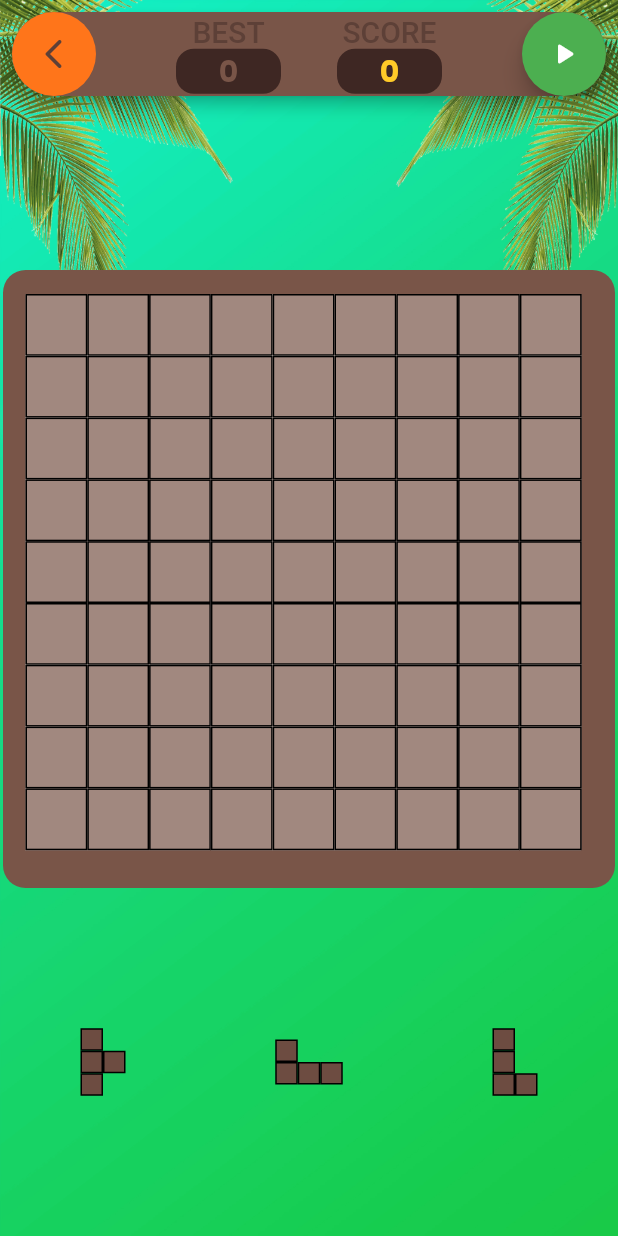
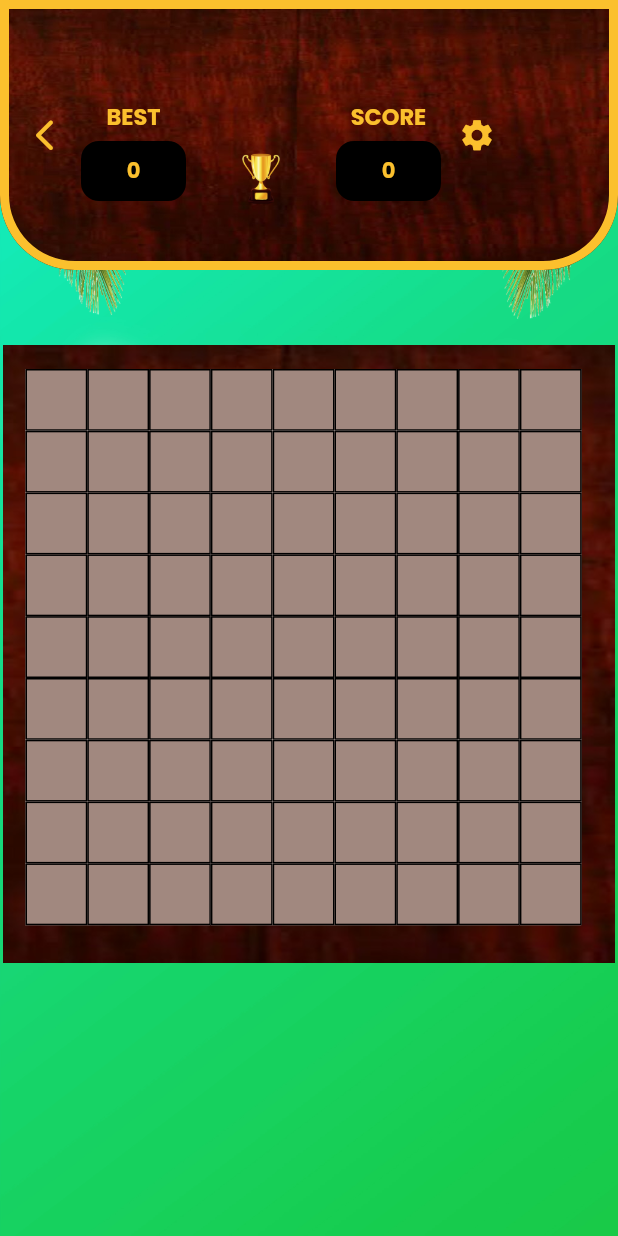
Before and after one commit to Sxmtee/TetrisBlockPlayer, a Flutter app: the TetrisSudokuPage screen opened directly, on a phone screen of 412 x 824 dp. Run offline on Flutter 3.47's test engine with Material 2 defaults, Android fonts, the phone set to English and light mode, and no system bars; drawn by our look-alikes of flutter_speed_dial; our stand-ins replace audioplayers, nice_buttons, shared_preferences; missing offline and left inert: tbib_splash_screen; accounts and stored records are empty; project files that could hold a hidden picture were left out.

Commit message:
statusbar

```diff
--- a/lib/TetrisBlockGame/GameViews/Screens/play_screen.dart
+++ b/lib/TetrisBlockGame/GameViews/Screens/play_screen.dart
@@ -51,7 +51,7 @@ class PlayScreen extends StatelessWidget {
                   child: Image.asset("assets/images/TetrisLogo.png"),
                 ),
                 NiceButtons(
-                    borderColor: const Color(0xFF701ebd),
+                    borderColor: Colors.transparent,
                     startColor: const Color(0xFFff751a),
                     endColor: const Color(0xFFff751a),
                     stretch: false,
--- a/lib/TetrisBlockGame/GameViews/Screens/tetris_main_page.dart
+++ b/lib/TetrisBlockGame/GameViews/Screens/tetris_main_page.dart
@@ -14,21 +14,19 @@ class TetrisSudokuPage extends StatelessWidget {
             image: DecorationImage(
                 fit: BoxFit.fill,
                 image: AssetImage("assets/images/TetrisBG.jpg"))),
-        child: SafeArea(
         child: Center(
           child: Column(
             children: const [
               StatusBar(),
               SizedBox(
-                  height: 108,
+                height: 50,
               ),
               BlockGrid(),
-                SizedBox(
-                  height: 56,
-                ),
-                NextItemList(),
+              // SizedBox(
+              //   height: 56,
+              // ),
+              // NextItemList(),
             ],
-            ),
           ),
         ),
       ),
--- a/lib/TetrisBlockGame/GameViews/Widgets/main_block_grid.dart
+++ b/lib/TetrisBlockGame/GameViews/Widgets/main_block_grid.dart
@@ -13,8 +13,12 @@ class BlockGrid extends StatelessWidget {
     return Container(
       margin: const EdgeInsets.symmetric(horizontal: 2),
       padding: const EdgeInsets.symmetric(horizontal: 15, vertical: 16),
-      decoration: BoxDecoration(
-          color: Colors.brown, borderRadius: BorderRadius.circular(15)),
+      decoration: const BoxDecoration(
+          color: Colors.brown,
+          // borderRadius: BorderRadius.circular(15)
+          image: DecorationImage(
+              fit: BoxFit.cover,
+              image: AssetImage("assets/images/tetris plate_2.jpg"))),
       height: MediaQuery.of(context).size.width,
       child: Center(
         // child: Padding(
--- a/lib/TetrisBlockGame/GameViews/Widgets/status_bar.dart
+++ b/lib/TetrisBlockGame/GameViews/Widgets/status_bar.dart
@@ -24,13 +24,22 @@ class _StatusBarState extends State<StatusBar> {
   @override
   Widget build(BuildContext context) {
     return Container(
-      padding: const EdgeInsets.all(8),
-      decoration: BoxDecoration(borderRadius: BorderRadius.circular(20)),
-      child: AppBar(
-        shape: const StadiumBorder(),
-        leading: CircleAvatar(
-          backgroundColor: const Color(0XFFff751a),
-          child: IconButton(
+        padding: const EdgeInsets.only(top: 60),
+        height: 180,
+        width: double.infinity,
+        decoration: BoxDecoration(
+            color: Colors.red,
+            border: Border.all(color: Colors.yellow.shade700, width: 6),
+            borderRadius: const BorderRadius.only(
+                bottomLeft: Radius.circular(50),
+                bottomRight: Radius.circular(50)),
+            image: const DecorationImage(
+                fit: BoxFit.cover,
+                image: AssetImage("assets/images/tetris plate_2.jpg"))),
+        child: Row(
+          crossAxisAlignment: CrossAxisAlignment.start,
+          children: [
+            IconButton(
               onPressed: () {
                 var route = MaterialPageRoute(
                   builder: (context) {
@@ -39,80 +48,85 @@ class _StatusBarState extends State<StatusBar> {
                 );
                 Navigator.push(context, route);
               },
-            icon: const Icon(Icons.arrow_back_ios_rounded),
+              iconSize: 25,
+              icon: Icon(
+                Icons.arrow_back_ios_rounded,
+                color: Colors.yellow.shade700,
               ),
             ),
-        title: Row(
-          mainAxisAlignment: MainAxisAlignment.spaceEvenly,
-          children: [
             Column(
               children: [
                 Text(
                   "BEST",
-                  style: TextStyle(color: Colors.brown.shade700),
+                  style: TextStyle(
+                      fontFamily: "Poppins",
+                      color: Colors.yellow.shade700,
+                      fontWeight: FontWeight.bold,
+                      fontSize: 15),
+                ),
+                const SizedBox(
+                  height: 5,
                 ),
                 Container(
                   width: 70,
+                  height: 40,
                   alignment: Alignment.center,
                   decoration: BoxDecoration(
                     borderRadius: BorderRadius.circular(12),
-                    color: Colors.brown.shade900,
+                    color: Colors.black,
                   ),
                   child: Text("$bestScore",
                       style: TextStyle(
-                          fontFamily: "Poppins", color: Colors.brown.shade500)),
+                          fontFamily: "Poppins",
+                          color: Colors.yellow.shade700)),
                 ),
               ],
             ),
+            Image.asset(
+              "assets/images/scoretrophy.png",
+              height: 100,
+              width: 100,
+              fit: BoxFit.cover,
+            ),
             Column(
               children: [
-                Text("SCORE", style: TextStyle(color: Colors.brown.shade700)),
+                Text(
+                  "SCORE",
+                  style: TextStyle(
+                      fontFamily: "Poppins",
+                      color: Colors.yellow.shade700,
+                      fontWeight: FontWeight.bold,
+                      fontSize: 15),
+                ),
+                const SizedBox(
+                  height: 5,
+                ),
                 Consumer<TetrisSudoku>(builder: (context, game, child) {
                   return Container(
                     width: 70,
+                    height: 40,
                     alignment: Alignment.center,
                     decoration: BoxDecoration(
                       borderRadius: BorderRadius.circular(12),
-                      color: Colors.brown.shade900,
+                      color: Colors.black,
                     ),
-                    child: Text(
-                      "${game.score}",
+                    child: Text("${game.score}",
                         style: TextStyle(
-                          fontFamily: "Poppins", color: Colors.amber.shade400),
-                    ),
+                            fontFamily: "Poppins",
+                            color: Colors.yellow.shade700)),
                   );
                 }),
               ],
             ),
-          ],
+            IconButton(
+              onPressed: () {},
+              iconSize: 25,
+              icon: Icon(
+                Icons.settings,
+                color: Colors.yellow.shade700,
               ),
-        actions: [
-          Consumer<TetrisSudoku>(builder: (context, game, child) {
-            return SpeedDial(
-              overlayOpacity: 0.0,
-              curve: Curves.easeInCirc,
-              spaceBetweenChildren: 0.0,
-              backgroundColor: Colors.green,
-              icon: Icons.play_arrow_rounded,
-              activeIcon: Icons.pause,
-              direction: SpeedDialDirection.down,
-              children: [
-                SpeedDialChild(
-                    backgroundColor: Colors.blue,
-                    onTap: () {},
-                    child: const Icon(Icons.mic)),
-                SpeedDialChild(
-                  backgroundColor: Colors.blue,
-                  onTap: () {
-                    game.reset();
-                  },
-                  child: const Icon(Icons.replay),
             ),
           ],
-            );
-          })
-        ],
-      ),
-    );
+        ));
   }
 }
--- a/pubspec.yaml
+++ b/pubspec.yaml
@@ -44,6 +44,7 @@ dependencies:
   flutter_launcher_icons: "^0.11.0"
   audioplayers: ^3.0.0
   nice_buttons: ^0.0.2
+  flutter_svg: ^1.1.6
 
 flutter_icons:
   android: true
```
Also changed, not shown: assets/images/scoretrophy2.svg (added), assets/images/tetris plate_2.jpg (added), assets/images/tree leaves.png (deleted), pubspec.lock. Lines whose indentation alone changed are shown as unchanged.
